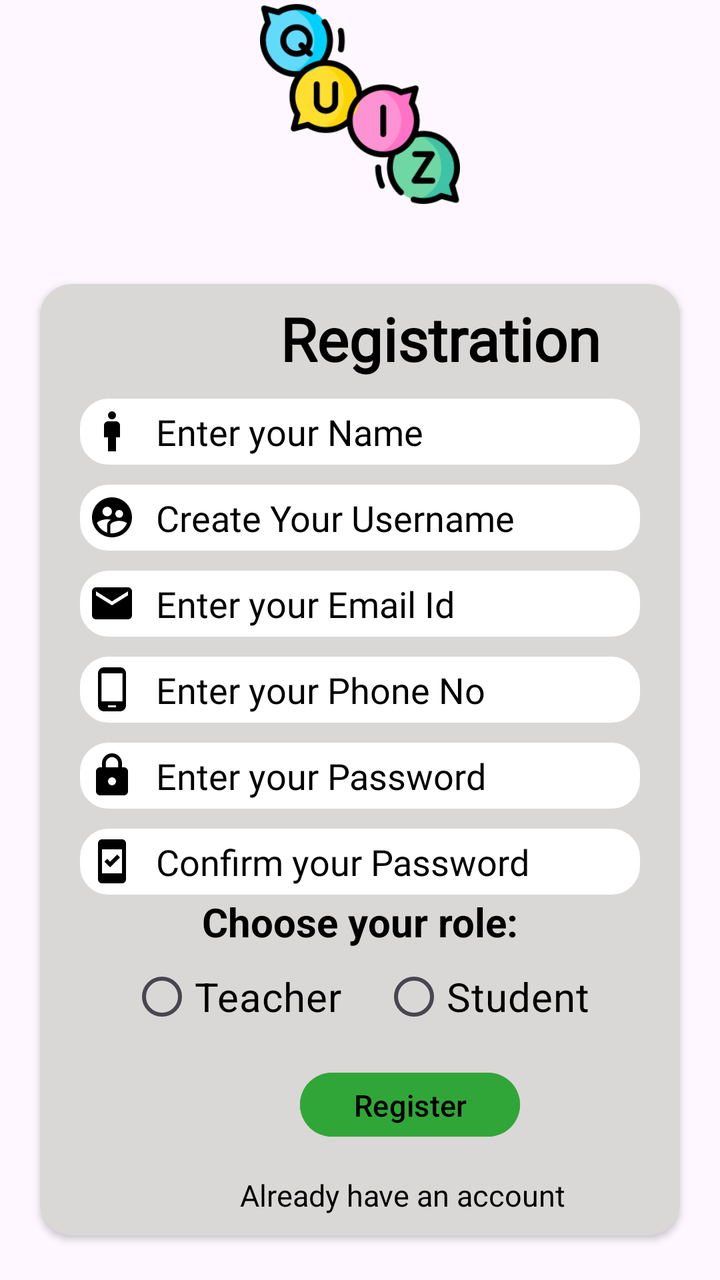
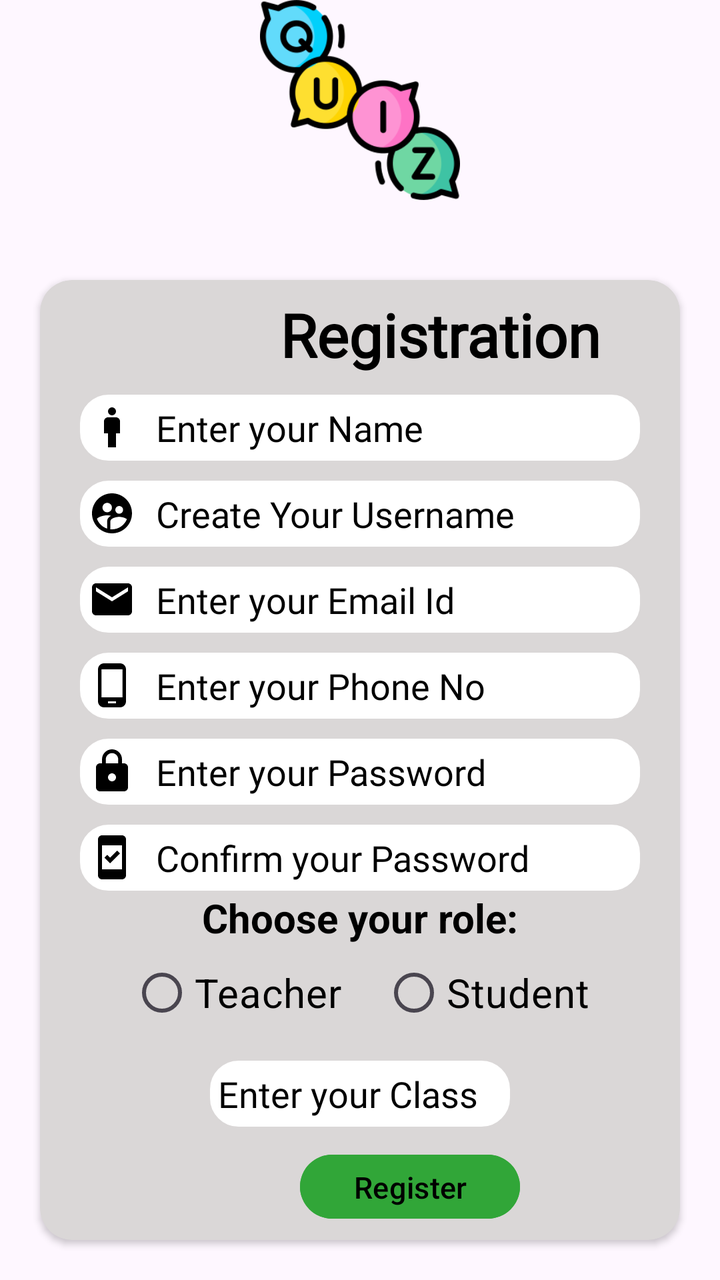

An Android layout rendered at two revisions. The XML below is the earlier revision; the diff shows what the commit changed to produce the second picture.
<!-- AndroidManifest.xml: application theme Theme.EduQuiz -->
<!-- res/layout/activity_register.xml -->
<?xml version="1.0" encoding="utf-8"?>
<LinearLayout xmlns:android="http://schemas.android.com/apk/res/android"
    xmlns:app="http://schemas.android.com/apk/res-auto"
    android:id="@+id/main"
    android:layout_width="match_parent"
    android:layout_height="match_parent"
    android:orientation="vertical"
    android:gravity="center">

    <ImageView
        android:layout_width="100dp"
        android:layout_height="100dp"
        android:layout_marginBottom="20dp"
        android:src="@drawable/quizlogo" />

    <androidx.cardview.widget.CardView
        android:layout_width="match_parent"
        android:layout_height="wrap_content"
        android:layout_margin="20dp"
        app:cardCornerRadius="16dp"
        android:elevation="100dp"
        android:backgroundTint="@color/gray2">

        <LinearLayout
            android:layout_width="match_parent"
            android:layout_height="match_parent"
            android:orientation="vertical">



            <TextView
                android:layout_width="wrap_content"
                android:layout_height="wrap_content"
                android:text="Registration"
                android:textSize="30dp"
                android:textColor="@color/black"
                android:textStyle="bold"
                android:fontFamily="@font/caveat_brush"
                android:layout_marginLeft="120dp"
                android:layout_marginTop="7dp"/>

            <EditText
                android:id="@+id/etregname"
                android:layout_width="match_parent"
                android:layout_height="33dp"
                android:layout_marginLeft="20dp"
                android:layout_marginRight="20dp"
                android:layout_marginTop="10dp"
                android:background="@drawable/edit"
                android:backgroundTint="@color/white"
                android:drawableStart="@drawable/man_24"
                android:fontFamily="@font/alice"
                android:hint="Enter your Name"
                android:padding="4dp"
                android:textColor="@color/black"
                android:textColorHint="@color/black"
                android:textStyle="normal"
                android:drawablePadding="10dp"/>

            <EditText
                android:id="@+id/etregusername"
                android:layout_width="match_parent"
                android:layout_height="33dp"
                android:layout_marginLeft="20dp"
                android:layout_marginRight="20dp"
                android:layout_marginTop="10dp"
                android:background="@drawable/edit"
                android:backgroundTint="@color/white"
                android:drawableStart="@drawable/usernamelogo"
                android:fontFamily="@font/alice"
                android:hint="Create Your Username"
                android:padding="4dp"
                android:textColor="@color/black"
                android:textColorHint="@color/black"
                android:textStyle="normal"
                android:drawablePadding="10dp"/>

            <EditText
                android:id="@+id/etregemailid"
                android:layout_width="match_parent"
                android:layout_height="33dp"
                android:layout_marginTop="10dp"
                android:layout_marginRight="20dp"
                android:background="@drawable/edit"
                android:layout_marginLeft="20dp"
                android:backgroundTint="@color/white"
                android:hint="Enter your Email Id"
                android:textColorHint="@color/black"
                android:fontFamily="@font/alice"
                android:drawableStart="@drawable/email"
                android:padding="4dp"
                android:textColor="@color/black"
                android:drawablePadding="10dp"/>

            <EditText
                android:id="@+id/etregphno"
                android:layout_width="match_parent"
                android:layout_height="33dp"
                android:layout_marginTop="10dp"
                android:layout_marginRight="20dp"
                android:background="@drawable/edit"
                android:layout_marginLeft="20dp"
                android:backgroundTint="@color/white"
                android:hint="Enter your Phone No"
                android:textColorHint="@color/black"
                android:fontFamily="@font/alice"
                android:drawableStart="@drawable/phone_logo"
                android:padding="4dp"
                android:drawablePadding="10dp"
                android:textColor="@color/black"
                android:inputType="number"/>

            <EditText
                android:id="@+id/etregpwd"
                android:layout_width="match_parent"
                android:layout_height="33dp"
                android:layout_marginTop="10dp"
                android:layout_marginRight="20dp"
                android:background="@drawable/edit"
                android:layout_marginLeft="20dp"
                android:backgroundTint="@color/white"
                android:hint="Enter your Password"
                android:textColorHint="@color/black"
                android:fontFamily="@font/alice"
                android:drawableStart="@drawable/passwordlogo"
                android:padding="4dp"
                android:textColor="@color/black"
                android:inputType="numberPassword"
                android:drawablePadding="10dp"/>

            <EditText
                android:id="@+id/etregconfirmpwd"
                android:layout_width="match_parent"
                android:layout_height="33dp"
                android:layout_marginTop="10dp"
                android:layout_marginRight="20dp"
                android:background="@drawable/edit"
                android:layout_marginLeft="20dp"
                android:backgroundTint="@color/white"
                android:hint="Confirm your Password"
                android:textColorHint="@color/black"
                android:fontFamily="@font/alice"
                android:drawableStart="@drawable/confirmpwd"
                android:padding="4dp"
                android:inputType="numberPassword"
                android:textColor="@color/black"
                android:drawablePadding="10dp"/>

            <TextView
                android:layout_width="wrap_content"
                android:layout_height="wrap_content"
                android:text="Choose your role:"
                android:textColor="@color/black"
                android:textSize="20dp"
                android:textStyle="bold"
                android:layout_gravity="center">
            </TextView>
            <RadioGroup
                android:layout_width="wrap_content"
                android:layout_height="wrap_content"
                android:layout_gravity="center"
                android:orientation="horizontal"
                android:id="@+id/rgregister">
                <RadioButton
                    android:layout_width="wrap_content"
                    android:layout_height="wrap_content"
                    android:text="Teacher"
                    android:textSize="20sp"
                    android:layout_marginRight="10dp"
                    android:buttonTint="@color/black"
                    android:textColor="@color/black">
                </RadioButton>
                <RadioButton
                    android:layout_width="wrap_content"
                    android:layout_height="wrap_content"
                    android:text="Student"
                    android:layout_marginLeft="10dp"
                    android:textSize="20sp"
                    android:buttonTint="@color/black"
                    android:textColor="@color/black">

                </RadioButton>
            </RadioGroup>



            <Button
                android:id="@+id/btregregister"
                android:layout_width="110dp"
                android:layout_height="40dp"
                android:layout_marginTop="10dp"
                android:backgroundTint="@color/green"
                android:text="Register"
                android:textSize="15dp"
                android:textColor="@color/black"
                android:layout_marginLeft="130dp"/>

            <TextView
                android:id="@+id/tvregalreadyacc"
                android:layout_width="wrap_content"
                android:layout_height="wrap_content"
                android:text="Already have an account"
                android:textColor="@color/black"
                android:layout_marginLeft="100dp"
                android:layout_marginTop="15dp"
                android:textSize="15dp"
                android:layout_marginBottom="10dp"

                />






        </LinearLayout>

    </androidx.cardview.widget.CardView>



</LinearLayout>
<!-- resources referenced by this layout -->
<resources>
  <color name="black">#FF000000</color>
  <color name="gray2">#DAD7D7</color>
  <color name="green">#31A638</color>
  <color name="white">#FFFFFFFF</color>
  <!-- drawable confirmpwd (drawable) -->
  <vector xmlns:android="http://schemas.android.com/apk/res/android" android:height="24dp" android:tint="#000000" android:viewportHeight="24" android:viewportWidth="24" android:width="24dp">
        
      <path android:fillColor="@android:color/white" android:pathData="M17,1H7C5.9,1 5,1.9 5,3v18c0,1.1 0.9,2 2,2h10c1.1,0 2,-0.9 2,-2V3C19,1.9 18.1,1 17,1zM17,18H7V6h10V18zM16,10.05l-1.41,-1.41l-3.54,3.54l-1.41,-1.41l-1.41,1.41L11.05,15L16,10.05z"/>
      
  </vector>
  <!-- drawable edit (drawable) -->
  <?xml version="1.0" encoding="utf-8"?>
  <shape  android:shape="rectangle"
      xmlns:android="http://schemas.android.com/apk/res/android">
      <corners android:radius="14dp"/>
      <stroke android:color="@color/white" android:width="0.6dp"/>
      <solid android:color="@color/white"/>
      <size android:height="10dp"/>
  
  </shape>
  <!-- drawable email (drawable) -->
  <vector xmlns:android="http://schemas.android.com/apk/res/android" android:height="24dp" android:tint="#000000" android:viewportHeight="24" android:viewportWidth="24" android:width="24dp">
        
      <path android:fillColor="@android:color/white" android:pathData="M20,4L4,4c-1.1,0 -1.99,0.9 -1.99,2L2,18c0,1.1 0.9,2 2,2h16c1.1,0 2,-0.9 2,-2L22,6c0,-1.1 -0.9,-2 -2,-2zM20,8l-8,5 -8,-5L4,6l8,5 8,-5v2z"/>
      
  </vector>
  <!-- drawable man_24 (drawable) -->
  <vector xmlns:android="http://schemas.android.com/apk/res/android" android:height="24dp" android:tint="#000000" android:viewportHeight="24" android:viewportWidth="24" android:width="24dp">
        
      <path android:fillColor="@android:color/white" android:pathData="M14,7h-4C8.9,7 8,7.9 8,9v6h2v7h4v-7h2V9C16,7.9 15.1,7 14,7z"/>
        
      <path android:fillColor="@android:color/white" android:pathData="M12,4m-2,0a2,2 0,1 1,4 0a2,2 0,1 1,-4 0"/>
      
  </vector>
  <!-- drawable passwordlogo (drawable) -->
  <vector xmlns:android="http://schemas.android.com/apk/res/android" android:height="24dp" android:tint="#000000" android:viewportHeight="24" android:viewportWidth="24" android:width="24dp">
        
      <path android:fillColor="@android:color/white" android:pathData="M18,8h-1L17,6c0,-2.76 -2.24,-5 -5,-5S7,3.24 7,6v2L6,8c-1.1,0 -2,0.9 -2,2v10c0,1.1 0.9,2 2,2h12c1.1,0 2,-0.9 2,-2L20,10c0,-1.1 -0.9,-2 -2,-2zM12,17c-1.1,0 -2,-0.9 -2,-2s0.9,-2 2,-2 2,0.9 2,2 -0.9,2 -2,2zM15.1,8L8.9,8L8.9,6c0,-1.71 1.39,-3.1 3.1,-3.1 1.71,0 3.1,1.39 3.1,3.1v2z"/>
      
  </vector>
  <!-- drawable phone_logo (drawable) -->
  <vector xmlns:android="http://schemas.android.com/apk/res/android" android:height="24dp" android:tint="#000000" android:viewportHeight="24" android:viewportWidth="24" android:width="24dp">
        
      <path android:fillColor="@android:color/white" android:pathData="M16,1L8,1C6.34,1 5,2.34 5,4v16c0,1.66 1.34,3 3,3h8c1.66,0 3,-1.34 3,-3L19,4c0,-1.66 -1.34,-3 -3,-3zM14,21h-4v-1h4v1zM17.25,18L6.75,18L6.75,4h10.5v14z"/>
      
  </vector>
  <style name="Theme.EduQuiz" parent="Base.Theme.EduQuiz" />
  <style name="Base.Theme.EduQuiz" parent="Theme.Material3.DayNight.NoActionBar">
          
          
      </style>
  <!-- unchanged entries left out for length: 2 -->
</resources>

<!-- the commit's change to res/layout/activity_register.xml (unified diff, before → after) -->
@@ -23,196 +23,207 @@
 
         <LinearLayout
             android:layout_width="match_parent"
-            android:layout_height="match_parent"
+            android:layout_height="523dp"
             android:orientation="vertical">
 
 
-
             <TextView
                 android:layout_width="wrap_content"
                 android:layout_height="wrap_content"
+                android:layout_marginLeft="120dp"
+                android:layout_marginTop="7dp"
+                android:fontFamily="@font/caveat_brush"
                 android:text="Registration"
+                android:textColor="@color/black"
                 android:textSize="30dp"
-                android:textColor="@color/black"
-                android:textStyle="bold"
-                android:fontFamily="@font/caveat_brush"
-                android:layout_marginLeft="120dp"
-                android:layout_marginTop="7dp"/>
+                android:textStyle="bold" />
 
             <EditText
                 android:id="@+id/etregname"
                 android:layout_width="match_parent"
                 android:layout_height="33dp"
                 android:layout_marginLeft="20dp"
-                android:layout_marginRight="20dp"
-                android:layout_marginTop="10dp"
+                android:layout_marginTop="10dp"
+                android:layout_marginRight="20dp"
                 android:background="@drawable/edit"
                 android:backgroundTint="@color/white"
                 android:drawableStart="@drawable/man_24"
+                android:drawablePadding="10dp"
                 android:fontFamily="@font/alice"
                 android:hint="Enter your Name"
                 android:padding="4dp"
                 android:textColor="@color/black"
                 android:textColorHint="@color/black"
-                android:textStyle="normal"
-                android:drawablePadding="10dp"/>
+                android:textStyle="normal" />
 
             <EditText
                 android:id="@+id/etregusername"
                 android:layout_width="match_parent"
                 android:layout_height="33dp"
                 android:layout_marginLeft="20dp"
-                android:layout_marginRight="20dp"
-                android:layout_marginTop="10dp"
+                android:layout_marginTop="10dp"
+                android:layout_marginRight="20dp"
                 android:background="@drawable/edit"
                 android:backgroundTint="@color/white"
                 android:drawableStart="@drawable/usernamelogo"
+                android:drawablePadding="10dp"
                 android:fontFamily="@font/alice"
                 android:hint="Create Your Username"
                 android:padding="4dp"
                 android:textColor="@color/black"
                 android:textColorHint="@color/black"
-                android:textStyle="normal"
-                android:drawablePadding="10dp"/>
+                android:textStyle="normal" />
 
             <EditText
                 android:id="@+id/etregemailid"
                 android:layout_width="match_parent"
                 android:layout_height="33dp"
-                android:layout_marginTop="10dp"
-                android:layout_marginRight="20dp"
-                android:background="@drawable/edit"
-                android:layout_marginLeft="20dp"
-                android:backgroundTint="@color/white"
+                android:layout_marginLeft="20dp"
+                android:layout_marginTop="10dp"
+                android:layout_marginRight="20dp"
+                android:background="@drawable/edit"
+                android:backgroundTint="@color/white"
+                android:drawableStart="@drawable/email"
+                android:drawablePadding="10dp"
+                android:fontFamily="@font/alice"
                 android:hint="Enter your Email Id"
-                android:textColorHint="@color/black"
-                android:fontFamily="@font/alice"
-                android:drawableStart="@drawable/email"
-                android:padding="4dp"
-                android:textColor="@color/black"
-                android:drawablePadding="10dp"/>
+                android:padding="4dp"
+                android:textColor="@color/black"
+                android:textColorHint="@color/black" />
 
             <EditText
                 android:id="@+id/etregphno"
                 android:layout_width="match_parent"
                 android:layout_height="33dp"
-                android:layout_marginTop="10dp"
-                android:layout_marginRight="20dp"
-                android:background="@drawable/edit"
-                android:layout_marginLeft="20dp"
-                android:backgroundTint="@color/white"
+                android:layout_marginLeft="20dp"
+                android:layout_marginTop="10dp"
+                android:layout_marginRight="20dp"
+                android:background="@drawable/edit"
+                android:backgroundTint="@color/white"
+                android:drawableStart="@drawable/phone_logo"
+                android:drawablePadding="10dp"
+                android:fontFamily="@font/alice"
                 android:hint="Enter your Phone No"
-                android:textColorHint="@color/black"
-                android:fontFamily="@font/alice"
-                android:drawableStart="@drawable/phone_logo"
-                android:padding="4dp"
-                android:drawablePadding="10dp"
-                android:textColor="@color/black"
-                android:inputType="number"/>
+                android:inputType="number"
+                android:padding="4dp"
+                android:textColor="@color/black"
+                android:textColorHint="@color/black" />
 
             <EditText
                 android:id="@+id/etregpwd"
                 android:layout_width="match_parent"
                 android:layout_height="33dp"
-                android:layout_marginTop="10dp"
-                android:layout_marginRight="20dp"
-                android:background="@drawable/edit"
-                android:layout_marginLeft="20dp"
-                android:backgroundTint="@color/white"
+                android:layout_marginLeft="20dp"
+                android:layout_marginTop="10dp"
+                android:layout_marginRight="20dp"
+                android:background="@drawable/edit"
+                android:backgroundTint="@color/white"
+                android:drawableStart="@drawable/passwordlogo"
+                android:drawablePadding="10dp"
+                android:fontFamily="@font/alice"
                 android:hint="Enter your Password"
-                android:textColorHint="@color/black"
-                android:fontFamily="@font/alice"
-                android:drawableStart="@drawable/passwordlogo"
-                android:padding="4dp"
-                android:textColor="@color/black"
                 android:inputType="numberPassword"
-                android:drawablePadding="10dp"/>
+                android:padding="4dp"
+                android:textColor="@color/black"
+                android:textColorHint="@color/black" />
 
             <EditText
                 android:id="@+id/etregconfirmpwd"
                 android:layout_width="match_parent"
                 android:layout_height="33dp"
-                android:layout_marginTop="10dp"
-                android:layout_marginRight="20dp"
-                android:background="@drawable/edit"
-                android:layout_marginLeft="20dp"
-                android:backgroundTint="@color/white"
+                android:layout_marginLeft="20dp"
+                android:layout_marginTop="10dp"
+                android:layout_marginRight="20dp"
+                android:background="@drawable/edit"
+                android:backgroundTint="@color/white"
+                android:drawableStart="@drawable/confirmpwd"
+                android:drawablePadding="10dp"
+                android:fontFamily="@font/alice"
                 android:hint="Confirm your Password"
-                android:textColorHint="@color/black"
-                android:fontFamily="@font/alice"
-                android:drawableStart="@drawable/confirmpwd"
-                android:padding="4dp"
                 android:inputType="numberPassword"
-                android:textColor="@color/black"
-                android:drawablePadding="10dp"/>
+                android:padding="4dp"
+                android:textColor="@color/black"
+                android:textColorHint="@color/black" />
 
             <TextView
                 android:layout_width="wrap_content"
                 android:layout_height="wrap_content"
+                android:layout_gravity="center"
                 android:text="Choose your role:"
                 android:textColor="@color/black"
                 android:textSize="20dp"
-                android:textStyle="bold"
-                android:layout_gravity="center">
-            </TextView>
+                android:textStyle="bold"></TextView>
+
             <RadioGroup
+                android:id="@+id/rgregister"
                 android:layout_width="wrap_content"
                 android:layout_height="wrap_content"
                 android:layout_gravity="center"
-                android:orientation="horizontal"
-                android:id="@+id/rgregister">
+                android:orientation="horizontal">
+
                 <RadioButton
                     android:layout_width="wrap_content"
                     android:layout_height="wrap_content"
-                    android:text="Teacher"
-                    android:textSize="20sp"
                     android:layout_marginRight="10dp"
                     android:buttonTint="@color/black"
-                    android:textColor="@color/black">
-                </RadioButton>
+                    android:text="Teacher"
+                    android:textColor="@color/black"
+                    android:textSize="20sp"></RadioButton>
+
                 <RadioButton
                     android:layout_width="wrap_content"
                     android:layout_height="wrap_content"
+                    android:layout_marginLeft="10dp"
+                    android:buttonTint="@color/black"
                     android:text="Student"
-                    android:layout_marginLeft="10dp"
-                    android:textSize="20sp"
-                    android:buttonTint="@color/black"
-                    android:textColor="@color/black">
+                    android:textColor="@color/black"
+                    android:textSize="20sp">
 
                 </RadioButton>
             </RadioGroup>
 
+            <EditText
+                android:id="@+id/etregclass"
+                android:layout_width="150dp"
+                android:layout_height="33dp"
+                android:layout_gravity="center"
+                android:layout_marginTop="10dp"
+                android:background="@drawable/edit"
+                android:backgroundTint="@color/white"
+                android:fontFamily="@font/alice"
+                android:hint="Enter your Class"
+                android:inputType="number"
+                android:padding="4dp"
+                android:textColor="@color/black"
+                android:textColorHint="@color/black"
+                />
 
 
             <Button
                 android:id="@+id/btregregister"
                 android:layout_width="110dp"
                 android:layout_height="40dp"
+                android:layout_marginLeft="130dp"
                 android:layout_marginTop="10dp"
                 android:backgroundTint="@color/green"
                 android:text="Register"
-                android:textSize="15dp"
-                android:textColor="@color/black"
-                android:layout_marginLeft="130dp"/>
+                android:textColor="@color/black"
+                android:textSize="15dp" />
 
             <TextView
                 android:id="@+id/tvregalreadyacc"
                 android:layout_width="wrap_content"
                 android:layout_height="wrap_content"
-                android:text="Already have an account"
-                android:textColor="@color/black"
                 android:layout_marginLeft="100dp"
                 android:layout_marginTop="15dp"
+                android:layout_marginBottom="5dp"
+                android:text="Already have an account"
+                android:textColor="@color/blue"
                 android:textSize="15dp"
-                android:layout_marginBottom="10dp"
 
                 />
 
 
-
-
-
-
         </LinearLayout>
 
     </androidx.cardview.widget.CardView>
<!-- resource entries referenced after the edit -->
@@ -1,6 +1,7 @@
 <!-- resources referenced by this layout -->
 <resources>
   <color name="black">#FF000000</color>
+  <color name="blue">#7D94EB</color>
   <color name="gray2">#DAD7D7</color>
   <color name="green">#31A638</color>
   <color name="white">#FFFFFFFF</color>
